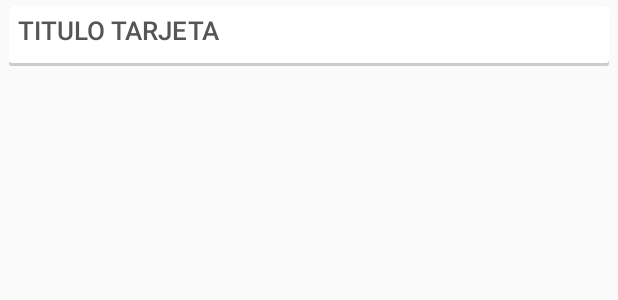
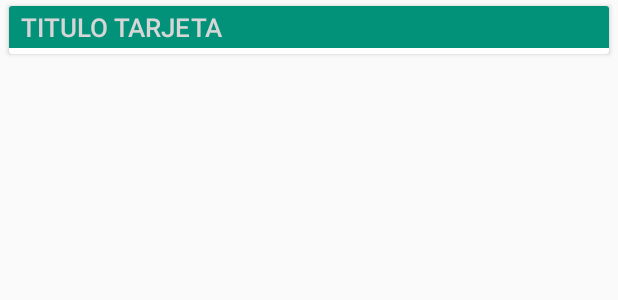
Before and after one commit to dexafree/AndFGC, an Android app: the layout tarifa_item_layout.xml on its own in the app's theme, with its tools: preview values and no code run, on a phone screen of 412 x 824 dp. Shown: the top 300 px of the screen. Run offline under Robolectric (Android 15) with nearby library versions, the phone set to English and light mode, and no system bars.

```diff
--- a/app/src/main/res/layout/tarifa_item_layout.xml
+++ b/app/src/main/res/layout/tarifa_item_layout.xml
@@ -4,33 +4,44 @@
     android:orientation="vertical" android:layout_width="match_parent"
     android:layout_height="match_parent">
 
-    <LinearLayout
-        android:orientation="vertical"
+    <android.support.v7.widget.CardView
         android:layout_width="match_parent"
         android:layout_height="wrap_content"
         android:layout_marginLeft="6dp"
         android:layout_marginTop="4dp"
         android:layout_marginRight="6dp"
         android:layout_marginBottom="4dp"
-        android:background="@drawable/cards_back">
+        android:paddingLeft="4dp"
+        android:paddingRight="4dp">
+
+        <LinearLayout
+            android:layout_width="match_parent"
+            android:layout_height="wrap_content"
+            android:orientation="vertical">
 
             <TextView
-            android:layout_width="wrap_content"
+                android:layout_width="match_parent"
                 android:layout_height="wrap_content"
+                android:background="@color/green_ticket"
                 android:text="TITULO TARJETA"
                 android:id="@+id/ticketTitle"
                 style="@style/DirectionsWaypointTextBoxDisabled"
-            android:layout_marginLeft="6dp"
-            android:textColor="@color/secondary_grey"
+                android:textColor="@color/white"
                 android:textStyle="bold"
                 android:capitalize="characters"
-            android:layout_marginTop="4dp"
-            android:layout_marginBottom="4dp" />
+                android:layout_marginBottom="4dp"
+                android:paddingLeft="8dp"
+                android:paddingTop="2dp"
+                android:paddingBottom="2dp"/>
 
             <LinearLayout
                 android:orientation="vertical"
                 android:layout_width="match_parent"
                 android:layout_height="wrap_content"
-            android:id="@+id/tarifaContentLayout"></LinearLayout>
+                android:id="@+id/tarifaContentLayout" />
+
         </LinearLayout>
+
+    </android.support.v7.widget.CardView>
+
 </LinearLayout>
--- a/app/src/main/res/values/colors_andfgc.xml
+++ b/app/src/main/res/values/colors_andfgc.xml
@@ -10,4 +10,5 @@
     <color name="tertiary_grey">#ff999999</color>
     <color name="divider_grey">#ffdedede</color>
     <color name="selected_background">#ffc1e9f7</color>
+    <color name="green_ticket">#02927A</color>
 </resources>
```
Also changed, not shown: app/src/main/java/com/dexafree/andfgc/app/fragments/ShowTarifesFragment.java (+32 -1 lines), app/src/main/res/layout/dialog_header.xml (added, +24 -0 lines), app/src/main/res/values/styles_andfgc.xml (+11 -0 lines). Lines whose indentation alone changed are shown as unchanged.
